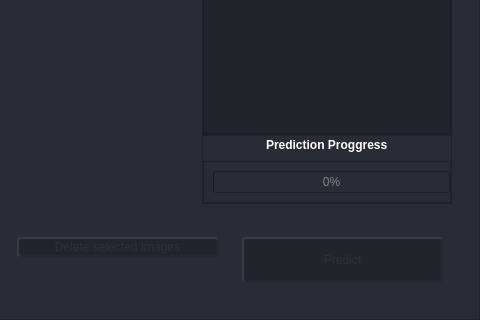
First picture: the form in UI/ui_main.ui, repository Mohamab29/FracSegment, before the edit; both pictures show x 520 to 1000 and y 340 to 660 of the 1000 by 660 pixel window.
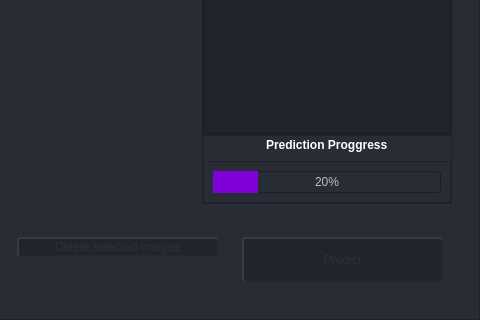
Second picture: the form after the edit. Icons and pictures are not drawn.

Commit message: terminate the threads on exit

```diff
--- a/UI/ui_main.ui
+++ b/UI/ui_main.ui
@@ -718,7 +718,7 @@
                            <number>0</number>
                           </property>
                           <property name="rightMargin">
-                           <number>0</number>
+                           <number>9</number>
                           </property>
                           <item>
                            <widget class="QProgressBar" name="progress_bar_page_predict">
@@ -726,10 +726,15 @@
                              <bool>false</bool>
                             </property>
                             <property name="styleSheet">
-                             <string notr="true">color: rgb(130, 130, 130)</string>
+                             <string notr="true">QProgressBar {
+    text-align: center;
+}
+QProgressBar::chunk {
+    background-color: rgb(127, 0, 217)
+}</string>
                             </property>
                             <property name="value">
-                             <number>0</number>
+                             <number>20</number>
                             </property>
                            </widget>
                           </item>
```
The commit also changes 2 other files.
